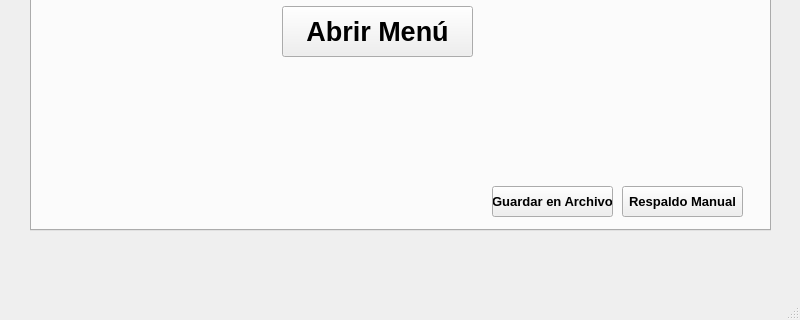
Old version of the form cframe.ui in the repository JK-03/Examen1_Lab5_Progra3; both pictures show x 0 to 800 and y 280 to 600 of the 800 by 600 pixel window.
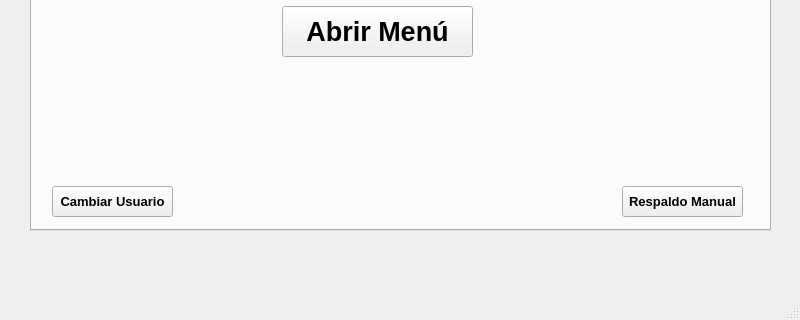
New version of the form. The open tabs and pages were chosen to show the change.

Diff of the .ui file:
```diff
--- a/cframe.ui
+++ b/cframe.ui
@@ -165,25 +165,6 @@
      <widget class="QPushButton" name="pushButton_7">
       <property name="geometry">
        <rect>
-        <x>460</x>
-        <y>420</y>
-        <width>121</width>
-        <height>31</height>
-       </rect>
-      </property>
-      <property name="font">
-       <font>
-        <pointsize>10</pointsize>
-        <bold>true</bold>
-       </font>
-      </property>
-      <property name="text">
-       <string>Guardar en Archivo</string>
-      </property>
-     </widget>
-     <widget class="QPushButton" name="botonRespaldoManual">
-      <property name="geometry">
-       <rect>
         <x>590</x>
         <y>420</y>
         <width>121</width>
@@ -200,6 +181,28 @@
        <string>Respaldo Manual</string>
       </property>
      </widget>
+     <widget class="QPushButton" name="botonUser">
+      <property name="geometry">
+       <rect>
+        <x>20</x>
+        <y>420</y>
+        <width>121</width>
+        <height>31</height>
+       </rect>
+      </property>
+      <property name="font">
+       <font>
+        <pointsize>10</pointsize>
+        <bold>true</bold>
+       </font>
+      </property>
+      <property name="cursor">
+       <cursorShape>PointingHandCursor</cursorShape>
+      </property>
+      <property name="text">
+       <string>Cambiar Usuario</string>
+      </property>
+     </widget>
     </widget>
     <widget class="QWidget" name="tab_3">
      <attribute name="title">
```
Left out of the diff: 15 changed lines with no effect on the pictures.
